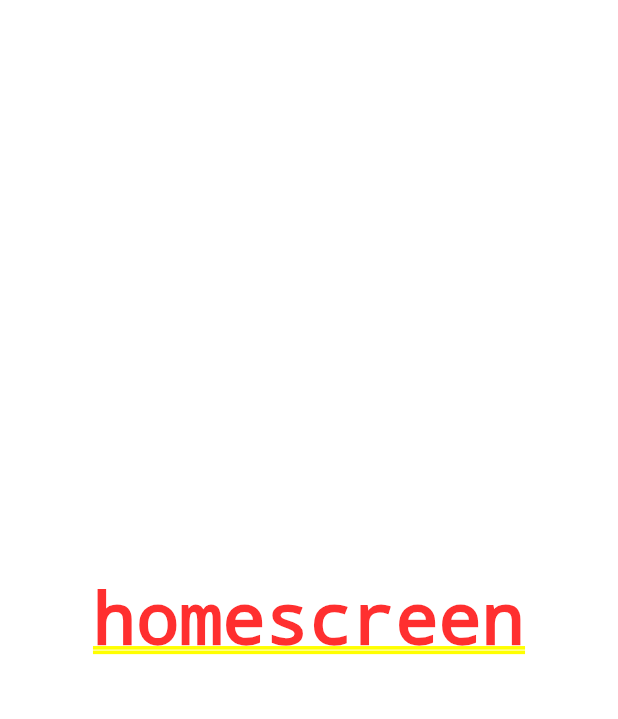
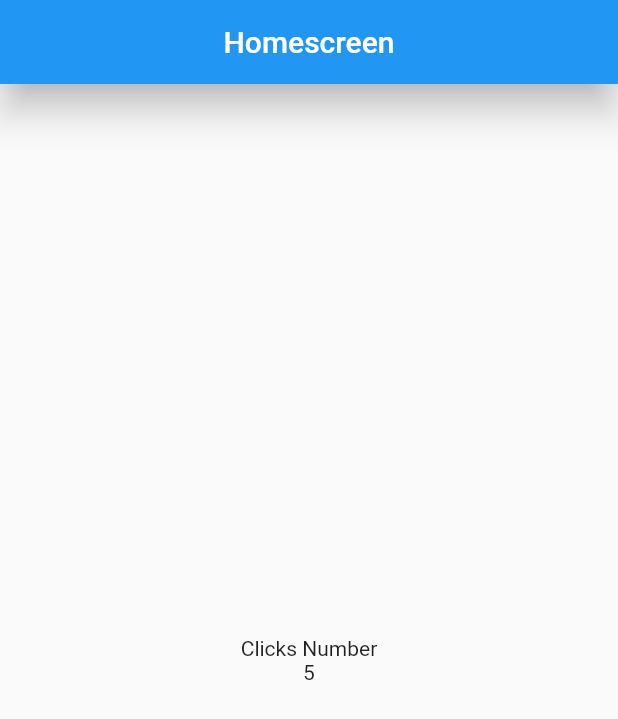
Before and after one commit to Membrive92/FlutterLearning, a Flutter app: the screen it shows after launch, on a phone screen of 412 x 824 dp. Shown: the top 719 px of the screen. Run offline on Flutter 3.47's test engine with Material 2 defaults, Android fonts, the phone set to English and light mode, and no system bars.

Commit message:
Text widget in home_screen

```diff
--- a/lib/screens/home_screen.dart
+++ b/lib/screens/home_screen.dart
@@ -6,9 +6,23 @@ class HomeScreen extends StatelessWidget {
 
   @override
   Widget build(BuildContext context) {
-    return  const Center(
-      child:  Text('homescreen'),
-      );
+    return  Scaffold(
+      appBar: AppBar(
+        title: const Text('Homescreen'),
+        centerTitle: true,
+        elevation: 10.0,
+      ),
+      body: Center(
+          child: Column(
+              mainAxisAlignment: MainAxisAlignment.center,
+            children: const <Widget>[
+            Text('Clicks Number'),
+            Text('5'),
+
+
+            ]),
+        ),
+    );
 
 
   }
```
